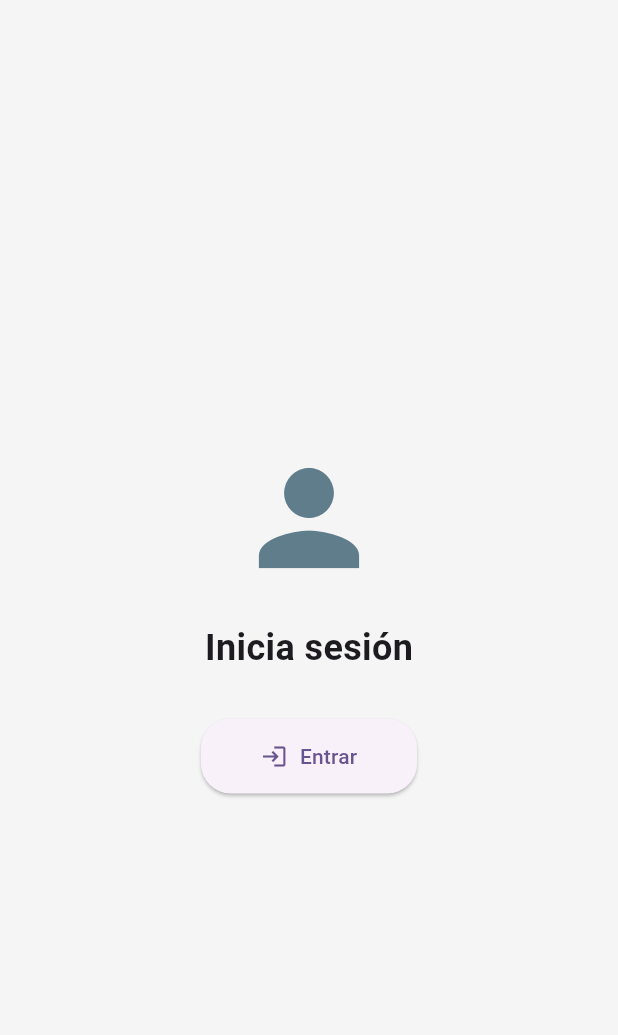
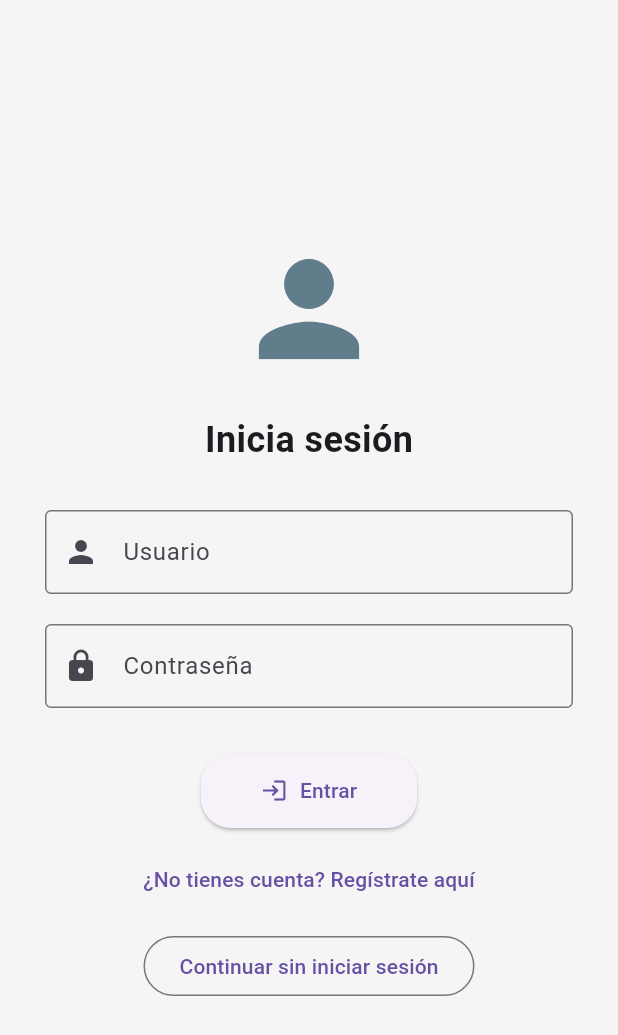
Before and after one commit to DanteFarfan/myapp, a Flutter app: the LoginScreen screen opened directly, on a phone screen of 412 x 824 dp. Shown: the top 1035 px of the screen. Run offline on Flutter 3.47's test engine with Material 3 defaults, Android fonts, the phone set to English and light mode, and no system bars; our stand-ins replace sqflite; accounts and stored records are empty.

Commit message:
login y register

```diff
--- a/lib/view/login_screen.dart
+++ b/lib/view/login_screen.dart
@@ -1,45 +1,116 @@
+// login_screen.dart (actualizado)
 import 'package:flutter/material.dart';
 import 'home_screen.dart';
+import 'register_screen.dart';
 
-class LoginScreen extends StatelessWidget {
+class LoginScreen extends StatefulWidget {
   const LoginScreen({super.key});
+
+  @override
+  State<LoginScreen> createState() => _LoginScreenState();
+}
+
+class _LoginScreenState extends State<LoginScreen> {
+  final _formKey = GlobalKey<FormState>();
+  final TextEditingController _usuarioController = TextEditingController();
+  final TextEditingController _contrasenaController = TextEditingController();
+
+  void _iniciarSesion() {
+    if (_formKey.currentState!.validate()) {
+      String usuario = _usuarioController.text;
+      String contrasena = _contrasenaController.text;
+
+      if (usuario == 'admin' && contrasena == '1234') {
+        Navigator.pushReplacement(
+          context,
+          MaterialPageRoute(builder: (_) => const HomeScreen()),
+        );
+      } else {
+        ScaffoldMessenger.of(context).showSnackBar(
+          const SnackBar(content: Text('Usuario o contraseña incorrectos')),
+        );
+      }
+    }
+  }
+
+  void _continuarSinSesion() {
+    Navigator.pushReplacement(
+      context,
+      MaterialPageRoute(builder: (_) => const HomeScreen()),
+    );
+  }
 
   @override
   Widget build(BuildContext context) {
     return Scaffold(
-      backgroundColor: Colors.grey[100], // Mantén colores similares
+      backgroundColor: Colors.grey[100],
       body: Center(
+        child: SingleChildScrollView(
+          padding: const EdgeInsets.symmetric(horizontal: 30),
+          child: Form(
+            key: _formKey,
             child: Column(
-          mainAxisAlignment: MainAxisAlignment.center,
               children: [
-            Icon(
-              Icons.person,
-              size: 100,
-              color: Colors.blueGrey,
-            ),
+                const Icon(Icons.person, size: 100, color: Colors.blueGrey),
                 const SizedBox(height: 20),
-            Text(
+                const Text(
                   'Inicia sesión',
                   style: TextStyle(fontSize: 24, fontWeight: FontWeight.bold),
                 ),
                 const SizedBox(height: 30),
+                TextFormField(
+                  controller: _usuarioController,
+                  decoration: const InputDecoration(
+                    labelText: 'Usuario',
+                    border: OutlineInputBorder(),
+                    prefixIcon: Icon(Icons.person),
+                  ),
+                  validator: (value) =>
+                      value!.isEmpty ? 'Por favor ingresa tu usuario' : null,
+                ),
+                const SizedBox(height: 20),
+                TextFormField(
+                  controller: _contrasenaController,
+                  decoration: const InputDecoration(
+                    labelText: 'Contraseña',
+                    border: OutlineInputBorder(),
+                    prefixIcon: Icon(Icons.lock),
+                  ),
+                  obscureText: true,
+                  validator: (value) =>
+                      value!.isEmpty ? 'Por favor ingresa tu contraseña' : null,
+                ),
+                const SizedBox(height: 30),
                 ElevatedButton.icon(
-              onPressed: () {
-                Navigator.pushReplacement(
-                  context,
-                  MaterialPageRoute(builder: (_) => const HomeScreen()),
-                );
-              },
+                  onPressed: _iniciarSesion,
                   icon: const Icon(Icons.login),
                   label: const Text("Entrar"),
                   style: ElevatedButton.styleFrom(
-                padding: const EdgeInsets.symmetric(horizontal: 40, vertical: 15),
+                    padding:
+                        const EdgeInsets.symmetric(horizontal: 40, vertical: 15),
                     shape: RoundedRectangleBorder(
                       borderRadius: BorderRadius.circular(20),
                     ),
                   ),
-            )
+                ),
+                const SizedBox(height: 10),
+                TextButton(
+                  onPressed: () {
+                    Navigator.push(
+                      context,
+                      MaterialPageRoute(builder: (_) => const RegisterScreen()),
+                    );
+                  },
+                  child: const Text('¿No tienes cuenta? Regístrate aquí'),
+                ),
+                const SizedBox(height: 10),
+                OutlinedButton(
+                  onPressed: _continuarSinSesion,
+                  child: const Text('Continuar sin iniciar sesión'),
+                ),
               ],
+            ),
+          ),
         ),
       ),
     );
```
Also changed, not shown: lib/main.dart (+7 -6 lines), lib/view/home_screen.dart (+7 -0 lines), lib/view/register_screen.dart (added, +85 -0 lines), 4 other files. Lines whose indentation alone changed are shown as unchanged.
